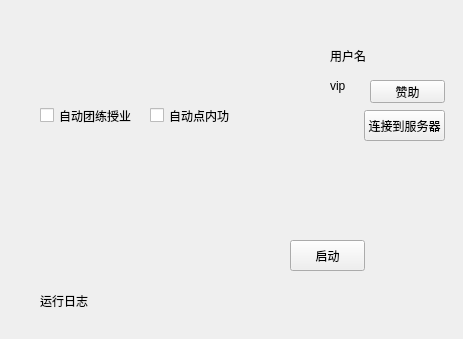
nathonNot/game_robot, file qt_ui/main.ui: the form before one commit.
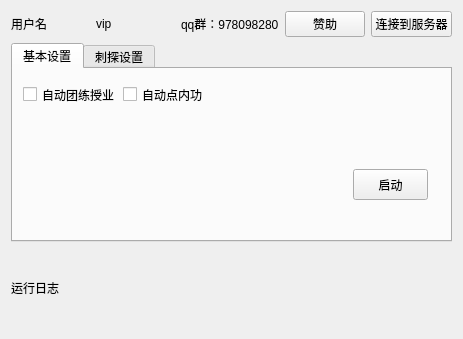
The form after the commit.

Commit message: 修改一波ui

Diff of the .ui file:
```diff
--- a/qt_ui/main.ui
+++ b/qt_ui/main.ui
@@ -13,50 +13,79 @@
   <property name="windowTitle">
    <string>设置</string>
   </property>
-  <widget class="QPushButton" name="bt_start_up">
-   <property name="geometry">
-    <rect>
-     <x>290</x>
-     <y>240</y>
-     <width>75</width>
-     <height>31</height>
-    </rect>
-   </property>
-   <property name="text">
-    <string>启动</string>
-   </property>
-  </widget>
+  <layout class="QVBoxLayout" name="verticalLayout" stretch="3,10,4">
+   <item>
+    <layout class="QHBoxLayout" name="horizontalLayout">
+     <item>
   <widget class="QLabel" name="lb_user_name">
-   <property name="geometry">
-    <rect>
-     <x>330</x>
-     <y>40</y>
-     <width>51</width>
-     <height>31</height>
-    </rect>
-   </property>
    <property name="text">
     <string>用户名</string>
    </property>
   </widget>
+     </item>
+     <item>
   <widget class="QLabel" name="lb_user_vip">
-   <property name="geometry">
-    <rect>
-     <x>330</x>
-     <y>70</y>
-     <width>41</width>
-     <height>31</height>
-    </rect>
-   </property>
    <property name="text">
     <string>vip</string>
    </property>
   </widget>
+     </item>
+     <item>
+      <widget class="QLabel" name="lb_q_qun">
+       <property name="text">
+        <string>qq群：978098280</string>
+       </property>
+      </widget>
+     </item>
+     <item>
+      <widget class="QPushButton" name="bt_chongzhi">
+       <property name="text">
+        <string>赞助</string>
+       </property>
+      </widget>
+     </item>
+     <item>
+      <widget class="QPushButton" name="bt_ws_con">
+       <property name="text">
+        <string>连接到服务器</string>
+       </property>
+      </widget>
+     </item>
+    </layout>
+   </item>
+   <item>
+    <widget class="QTabWidget" name="tabWidget">
+     <property name="toolTip">
+      <string/>
+     </property>
+     <property name="currentIndex">
+      <number>0</number>
+     </property>
+     <widget class="QWidget" name="tabWidgetPage1">
+      <property name="enabled">
+       <bool>true</bool>
+      </property>
+      <attribute name="title">
+       <string>基本设置</string>
+      </attribute>
+      <widget class="QPushButton" name="bt_start_up">
+       <property name="geometry">
+        <rect>
+         <x>340</x>
+         <y>100</y>
+         <width>75</width>
+         <height>31</height>
+        </rect>
+       </property>
+       <property name="text">
+        <string>启动</string>
+       </property>
+      </widget>
   <widget class="QCheckBox" name="cb_tuanlian">
    <property name="geometry">
     <rect>
-     <x>40</x>
-     <y>100</y>
+         <x>10</x>
+         <y>10</y>
      <width>101</width>
      <height>31</height>
     </rect>
@@ -68,8 +97,8 @@
   <widget class="QCheckBox" name="cb_neigong">
    <property name="geometry">
     <rect>
-     <x>150</x>
-     <y>100</y>
+         <x>110</x>
+         <y>10</y>
      <width>91</width>
      <height>31</height>
     </rect>
@@ -78,45 +107,22 @@
     <string>自动点内功</string>
    </property>
   </widget>
-  <widget class="QPushButton" name="bt_chongzhi">
-   <property name="geometry">
-    <rect>
-     <x>370</x>
-     <y>80</y>
-     <width>75</width>
-     <height>23</height>
-    </rect>
-   </property>
-   <property name="text">
-    <string>赞助</string>
-   </property>
-  </widget>
+     </widget>
+     <widget class="QWidget" name="tabWidgetPage2">
+      <attribute name="title">
+       <string>刺探设置</string>
+      </attribute>
+     </widget>
+    </widget>
+   </item>
+   <item>
   <widget class="QLabel" name="lb_log">
-   <property name="geometry">
-    <rect>
-     <x>40</x>
-     <y>280</y>
-     <width>241</width>
-     <height>41</height>
-    </rect>
-   </property>
    <property name="text">
     <string>运行日志</string>
    </property>
   </widget>
-  <widget class="QPushButton" name="bt_ws_con">
-   <property name="geometry">
-    <rect>
-     <x>364</x>
-     <y>110</y>
-     <width>81</width>
-     <height>31</height>
-    </rect>
-   </property>
-   <property name="text">
-    <string>连接到服务器</string>
-   </property>
-  </widget>
+   </item>
+  </layout>
  </widget>
  <resources/>
  <connections/>
```
Lines whose indentation alone changed are shown as unchanged. The commit also changes 1 other file.
